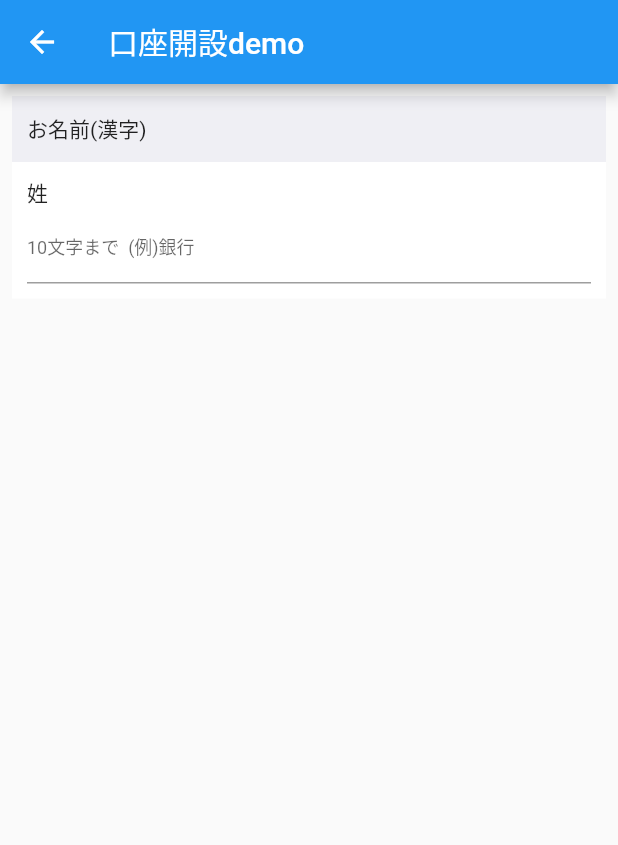
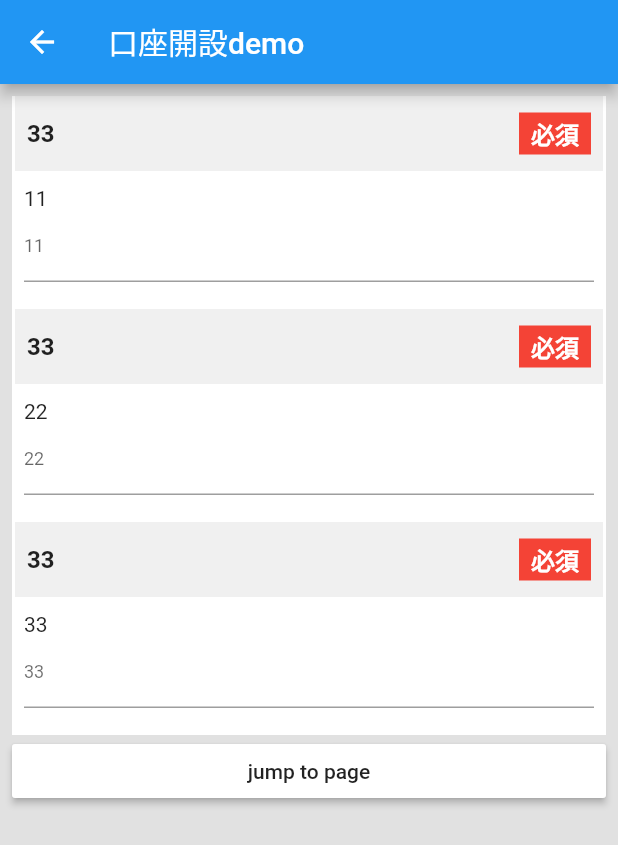
Before and after one commit to PacteraWangCong/flutter_getx_demo, a Flutter app: the AccountDemoPage screen opened directly, on a phone screen of 412 x 824 dp. Shown: the top 845 px of the screen. Run offline on Flutter 3.47's test engine with Material 2 defaults, Android fonts, the phone set to English and light mode, and no system bars; drawn by our look-alikes of scrollable_positioned_list; our stand-ins replace flutter_easyloading, get.

Commit message:
FEAT: 口座开设 demo 追加

```diff
--- /dev/null
+++ b/lib/mf_widgets/mf_account_list_view.dart
@@ -0,0 +1,75 @@
+import 'package:flutter/material.dart';
+import 'package:scrollable_positioned_list/scrollable_positioned_list.dart';
+
+class MFAccountListController {
+  List<Widget> children;
+  ItemScrollController _itemScrollController;
+
+  void scrollTo({@required int index}) {
+    if (_itemScrollController != null) {
+      _itemScrollController.scrollTo(index: index, duration: Duration(milliseconds: 200));
+    }
+  }
+
+  bool checkAll() {
+    bool check = true;
+    if (children != null) {
+      for (final item in children) {
+        if (item is MFAccountCheck) {
+          final temp = item as MFAccountCheck;
+          if (temp.check().isNotEmpty) {
+            if (check) {
+              final index = children.indexOf(item);
+              scrollTo(index: index);
+            }
+            check = false;
+          }
+        }
+      }
+    }
+    return true;
+  }
+}
+
+class MFAccountListView extends StatefulWidget {
+  final MFAccountListController controller;
+  final List<Widget> children;
+
+  const MFAccountListView({
+    Key key,
+    this.children,
+    this.controller,
+  }) : super(key: key);
+
+  @override
+  _MFAccountListViewState createState() => _MFAccountListViewState();
+}
+
+class _MFAccountListViewState extends State<MFAccountListView> {
+  final itemScrollController = ItemScrollController();
+
+  @override
+  void initState() {
+    if (widget.controller != null) {
+      widget.controller._itemScrollController = itemScrollController;
+    }
+    super.initState();
+  }
+
+  @override
+  Widget build(BuildContext context) {
+    widget.controller.children = widget.children;
+    return ScrollablePositionedList.builder(
+      itemScrollController: itemScrollController,
+      itemCount: widget.children.length,
+      physics: ClampingScrollPhysics(),
+      itemBuilder: (ctx, index) {
+        return widget.children[index];
+      },
+    );
+  }
+}
+
+abstract class MFAccountCheck {
+  String check();
+}
--- /dev/null
+++ b/lib/mf_widgets/mf_account_text_field.dart
@@ -0,0 +1,81 @@
+import 'package:flutter/material.dart';
+import 'mf_input_text_field.dart';
+import 'mf_account_list_view.dart';
+
+class MFAccountTextField extends StatefulWidget with MFAccountCheck {
+  final String title;
+  final String labelText;
+  final CheckAction<String> checkAction;
+  final TextEditingController controller;
+  final CheckFocusNode node;
+  final Widget infoChild;
+  final EdgeInsets padding;
+
+  const MFAccountTextField({
+    Key key,
+    this.title,
+    this.checkAction,
+    this.node,
+    this.controller,
+    this.labelText,
+    this.infoChild,
+    this.padding = const EdgeInsets.only(left: 8, right: 8, top: 10, bottom: 10),
+  }) : super(key: key);
+
+  @override
+  _MFAccountTextFieldState createState() => _MFAccountTextFieldState();
+
+  @override
+  String check() {
+    if (checkAction != null) {
+      node?.changeNotify();
+      return checkAction(controller?.text ?? '');
+    }
+    return '';
+  }
+}
+
+class _MFAccountTextFieldState extends State<MFAccountTextField> with AutomaticKeepAliveClientMixin {
+  @override
+  bool get wantKeepAlive => true;
+
+  @override
+  void initState() {
+    super.initState();
+  }
+
+  @override
+  Widget build(BuildContext context) {
+    super.build(context);
+    return Container(
+      color: Colors.white,
+      padding: widget.padding,
+      child: Column(
+        crossAxisAlignment: CrossAxisAlignment.start,
+        children: [
+          widget.title != null ? Text(widget.title) : SizedBox(),
+          widget.infoChild ?? SizedBox(),
+          MFInputTextField(
+            controller: widget.controller ?? TextEditingController(),
+            labelText: widget.labelText,
+            focusNode: widget.node ?? FocusNode(),
+            checkAction: (value) {
+              if (widget.checkAction != null) {
+                return widget.checkAction(value);
+              }
+              return '';
+            },
+          ),
+          SizedBox(height: 8),
+        ],
+      ),
+    );
+  }
+}
+
+/// 自定义包裹notifyListeners方法，消除直接使用的警告
+class CheckFocusNode extends FocusNode {
+  void changeNotify() {
+    notifyListeners();
+  }
+}
--- /dev/null
+++ b/lib/mf_widgets/mf_input_text_field.dart
@@ -0,0 +1,82 @@
+import 'package:flutter/cupertino.dart';
+import 'package:flutter/material.dart';
+
+typedef CheckAction<T> = String Function(T value);
+
+enum TextFieldShowType { empty, error }
+
+class MFInputTextField extends StatefulWidget {
+  final TextEditingController controller;
+  final FocusNode focusNode;
+  final CheckAction<String> checkAction;
+  final String labelText;
+
+  const MFInputTextField({
+    Key key,
+    this.checkAction,
+    this.controller,
+    this.focusNode,
+    this.labelText,
+  }) : super(key: key);
+
+  @override
+  _MFInputTextFieldState createState() => _MFInputTextFieldState();
+}
+
+class _MFInputTextFieldState extends State<MFInputTextField> {
+  FocusNode _focusNode;
+  String _errorMsg = '';
+  TextFieldShowType _showType = TextFieldShowType.empty;
+
+  @override
+  void dispose() {
+    super.dispose();
+  }
+
+  @override
+  void initState() {
+    _focusNode = widget.focusNode ?? FocusNode();
+    _focusNode.addListener(_focusNodeListener);
+    super.initState();
+  }
+
+  void _focusNodeListener() {
+    if (_focusNode.hasFocus) {
+      updateType(TextFieldShowType.empty);
+    } else {
+      // 焦点离开
+      if (widget.checkAction != null) {
+        _errorMsg = widget.checkAction(widget.controller.text);
+      } else {
+        _errorMsg = '';
+      }
+      if (_errorMsg != null && _errorMsg.isNotEmpty) {
+        updateType(TextFieldShowType.error);
+      } else {
+        updateType(TextFieldShowType.empty);
+      }
+    }
+  }
+
+  /// 更新状态
+  void updateType(TextFieldShowType type) {
+    setState(() {
+      _showType = type;
+    });
+  }
+
+  @override
+  Widget build(BuildContext context) {
+    return TextField(
+      focusNode: _focusNode,
+      controller: widget.controller ?? TextEditingController(),
+      style: TextStyle(fontSize: 18),
+      decoration: InputDecoration(
+        contentPadding: EdgeInsets.all(0),
+        labelText: widget.labelText,
+        labelStyle: TextStyle(fontSize: 12),
+        errorText: (_errorMsg.isEmpty || _showType == TextFieldShowType.empty) ? null : _errorMsg,
+      ),
+    );
+  }
+}
--- a/lib/page/account_demo_page.dart
+++ b/lib/page/account_demo_page.dart
@@ -1,45 +1,31 @@
 import 'package:flutter/material.dart';
+import '../mf_widgets/mf_account_list_view.dart';
+import '../mf_widgets/mf_account_text_field.dart';
 
 class AccountDemoPage extends StatelessWidget {
+  final controller = MFAccountListController();
+
+  final textController1 = TextEditingController();
+  final textController2 = TextEditingController();
+  final textController3 = TextEditingController();
+
   @override
   Widget build(BuildContext context) {
     return Scaffold(
       appBar: AppBar(title: Text('口座開設demo')),
-      body: ListView(
-        children: [AccountGroupView()],
-      ),
-    );
-  }
-}
-
-class AccountGroupView extends StatelessWidget {
-
-  @override
-  Widget build(BuildContext context) {
-    return Padding(
+      backgroundColor: Color(0xFFE1E1E1),
+      body: SafeArea(
+        child: Padding(
           padding: const EdgeInsets.all(8.0),
-      child: Column(
+          child: MFAccountListView(
+            controller: controller,
             children: [
-          Container(
-            padding: EdgeInsets.only(left: 10, right: 10),
-            color: Color(0xFFEFEFF4),
-            height: 44,
-            child: Row(
-              children: [Text('お名前(漢字)')],
-            ),
-          ),
-          Container(
-            color: Colors.white,
-            padding: EdgeInsets.all(10),
-            child: Column(
-              crossAxisAlignment: CrossAxisAlignment.start,
-              children: [
-                Text('姓'),
-                SizedBox(height: 2),
-                MFTextField(
-                  controller: TextEditingController(),
-                  labelText: '10文字まで  (例)銀行',
-                  focusNode: FocusNode(),
+              AccountGroupHeader(title: '33'),
+              MFAccountTextField(
+                controller: textController1,
+                node: CheckFocusNode(),
+                title: '11',
+                labelText: '11',
                 checkAction: (value) {
                   if (value.isEmpty) {
                     return '入力してください';
@@ -49,93 +35,90 @@ class AccountGroupView extends StatelessWidget {
                   }
                   return '';
                 },
+              ),
+              AccountGroupHeader(title: '33'),
+              MFAccountTextField(
+                controller: textController2,
+                node: CheckFocusNode(),
+                title: '22',
+                labelText: '22',
+                checkAction: (value) {
+                  if (value.isEmpty) {
+                    return '入力してください';
+                  }
+                  if (value.length < 10) {
+                    return '全角文字で入力してください';
+                  }
+                  return '';
+                },
+              ),
+              AccountGroupHeader(title: '33'),
+              MFAccountTextField(
+                controller: textController3,
+                node: CheckFocusNode(),
+                title: '33',
+                labelText: '33',
+                checkAction: (value) {
+                  if (value.isEmpty) {
+                    return '入力してください';
+                  }
+                  if (value.length < 10) {
+                    return '全角文字で入力してください';
+                  }
+                  return '';
+                },
+              ),
+              RaisedButton(
+                color: Colors.white,
+                child: Text('jump to page'),
+                onPressed: () {
+                  controller.checkAll();
+                },
               )
             ],
           ),
-          )
-        ],
+        ),
       ),
     );
   }
 }
 
-typedef CheckAction<T> = String Function(T value);
+class AccountGroupHeader extends StatelessWidget {
+  final String title;
+  final bool isMust;
 
-enum TextFieldShowType { empty, error }
-
-class MFTextField extends StatefulWidget {
-  final TextEditingController controller;
-  final FocusNode focusNode;
-  final CheckAction<String> checkAction;
-  final String labelText;
-
-  const MFTextField({
+  const AccountGroupHeader({
     Key key,
-    this.checkAction,
-    this.controller,
-    this.focusNode,
-    this.labelText,
+    this.title = '',
+    this.isMust = true,
   }) : super(key: key);
-
-  @override
-  _MFTextFieldState createState() => _MFTextFieldState();
-}
-
-class _MFTextFieldState extends State<MFTextField> {
-  FocusNode _focusNode;
-  String _errorMsg = '';
-  TextFieldShowType _showType = TextFieldShowType.empty;
-
-  @override
-  void dispose() {
-    print('_MFTextFieldState  dispose');
-    super.dispose();
-  }
-
-  @override
-  void initState() {
-    _focusNode = widget.focusNode ?? FocusNode();
-    _focusNode.addListener(_focusNodeListener);
-    super.initState();
-  }
-
-  void _focusNodeListener() {
-    if (_focusNode.hasFocus) {
-      updateType(TextFieldShowType.empty);
-    } else {
-      // 焦点离开
-      if (widget.checkAction != null) {
-        _errorMsg = widget.checkAction(widget.controller.text);
-      } else {
-        _errorMsg = '';
-      }
-      if (_errorMsg != null && _errorMsg.isNotEmpty) {
-        updateType(TextFieldShowType.error);
-      } else {
-        updateType(TextFieldShowType.empty);
-      }
-    }
-  }
-
-  /// 更新状态
-  void updateType(TextFieldShowType type) {
-    setState(() {
-      _showType = type;
-    });
-  }
 
   @override
   Widget build(BuildContext context) {
     return Container(
-      child: TextField(
-        focusNode: _focusNode,
-        controller: widget.controller ?? TextEditingController(),
-        style: TextStyle(fontSize: 18),
-        decoration: InputDecoration(
-          contentPadding: EdgeInsets.all(0),
-          labelText: widget.labelText,
-          labelStyle: TextStyle(fontSize: 12),
-          errorText: (_errorMsg.isEmpty || _showType == TextFieldShowType.empty) ? null : _errorMsg,
+      color: Colors.white,
+      padding: EdgeInsets.only(left: 2, right: 2),
+      child: Container(
+        color: Color(0xFFF0F0F0),
+        height: 50,
+        padding: EdgeInsets.only(left: 8, right: 8),
+        child: Row(
+          mainAxisAlignment: MainAxisAlignment.spaceBetween,
+          children: [
+            Text(title, style: TextStyle(fontSize: 16, fontWeight: FontWeight.bold)),
+            Container(
+              color: Colors.red,
+              padding: EdgeInsets.only(left: 8, right: 8, top: 2, bottom: 2),
+              child: Text(
+                '必須',
+                style: TextStyle(
+                  fontSize: 16,
+                  fontWeight: FontWeight.bold,
+                  color: Colors.white,
+                ),
+              ),
+            )
+          ],
         ),
       ),
     );
--- a/pubspec.yaml
+++ b/pubspec.yaml
@@ -26,6 +26,7 @@ dependencies:
 
   get: 3.10.1
   flutter_easyloading: ^2.2.0
+  scrollable_positioned_list: 0.1.8
 
   # The following adds the Cupertino Icons font to your application.
   # Use with the CupertinoIcons class for iOS style icons.
```
Also changed, not shown: pubspec.lock. Lines whose indentation alone changed are shown as unchanged.
